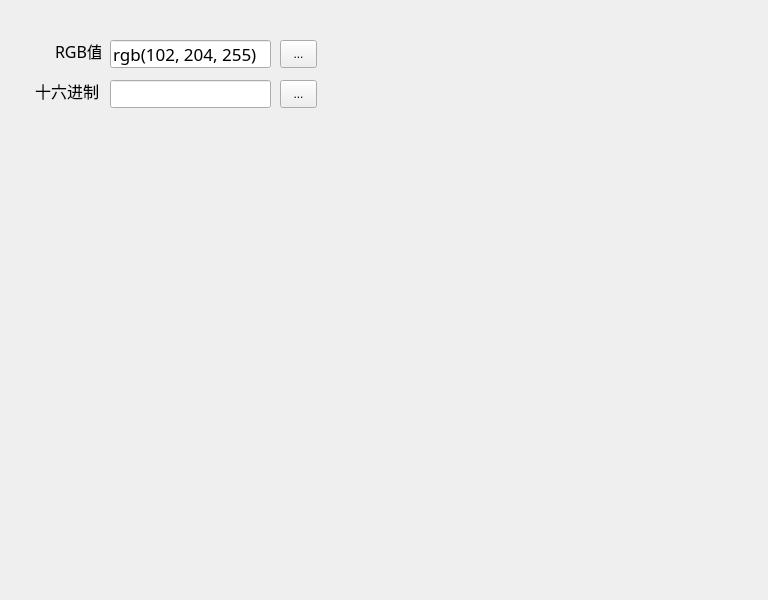
Old version of the form src/color/colorconvert.ui in the repository handy-sun/qitools.
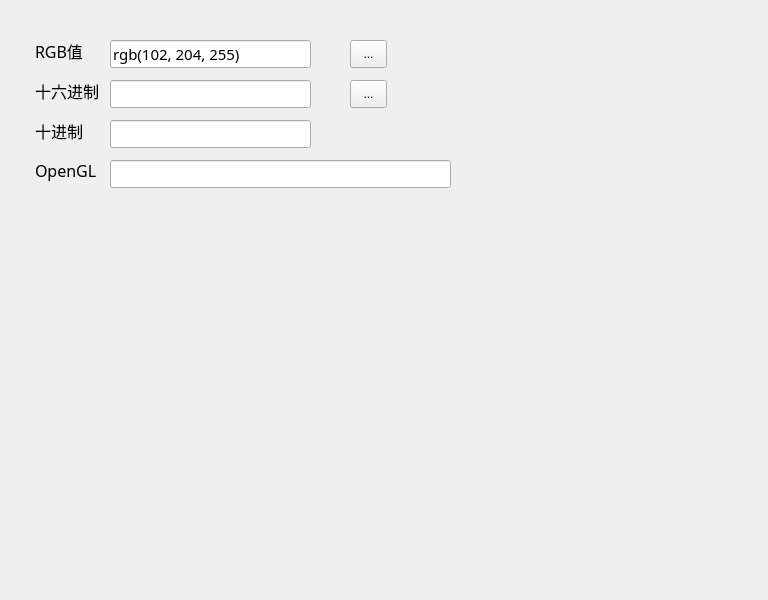
New version of the form.

Commit message: add dec, glcolor

The edit to the form file:
```diff
--- a/src/color/colorconvert.ui
+++ b/src/color/colorconvert.ui
@@ -18,14 +18,14 @@
     <rect>
      <x>110</x>
      <y>40</y>
-     <width>161</width>
+     <width>201</width>
      <height>28</height>
     </rect>
    </property>
    <property name="font">
     <font>
-     <family>微软雅黑</family>
-     <pointsize>13</pointsize>
+     <family>Microsoft YaHei</family>
+     <pointsize>11</pointsize>
     </font>
    </property>
    <property name="text">
@@ -35,7 +35,7 @@
   <widget class="QToolButton" name="toolButtonRgbValue">
    <property name="geometry">
     <rect>
-     <x>280</x>
+     <x>350</x>
      <y>40</y>
      <width>37</width>
      <height>28</height>
@@ -48,9 +48,9 @@
   <widget class="QLabel" name="label">
    <property name="geometry">
     <rect>
-     <x>50</x>
+     <x>30</x>
      <y>40</y>
-     <width>51</width>
+     <width>71</width>
      <height>21</height>
     </rect>
    </property>
@@ -94,21 +94,24 @@
     <rect>
      <x>110</x>
      <y>80</y>
-     <width>161</width>
+     <width>201</width>
      <height>28</height>
     </rect>
    </property>
    <property name="font">
     <font>
-     <family>微软雅黑</family>
+     <family>Microsoft YaHei</family>
      <pointsize>13</pointsize>
     </font>
    </property>
+   <property name="clearButtonEnabled">
+    <bool>false</bool>
+   </property>
   </widget>
   <widget class="QToolButton" name="toolButtonRgbHex">
    <property name="geometry">
     <rect>
-     <x>280</x>
+     <x>350</x>
      <y>80</y>
      <width>37</width>
      <height>28</height>
@@ -118,6 +121,85 @@
     <string>...</string>
    </property>
   </widget>
+  <widget class="QLineEdit" name="lineEditRgbGL">
+   <property name="geometry">
+    <rect>
+     <x>110</x>
+     <y>160</y>
+     <width>341</width>
+     <height>28</height>
+    </rect>
+   </property>
+   <property name="font">
+    <font>
+     <family>Microsoft YaHei</family>
+     <pointsize>11</pointsize>
+    </font>
+   </property>
+  </widget>
+  <widget class="QLabel" name="label_3">
+   <property name="geometry">
+    <rect>
+     <x>30</x>
+     <y>160</y>
+     <width>71</width>
+     <height>21</height>
+    </rect>
+   </property>
+   <property name="font">
+    <font>
+     <family>微软雅黑</family>
+     <pointsize>12</pointsize>
+    </font>
+   </property>
+   <property name="text">
+    <string>OpenGL</string>
+   </property>
+   <property name="indent">
+    <number>5</number>
+   </property>
+  </widget>
+  <widget class="QLabel" name="label_4">
+   <property name="geometry">
+    <rect>
+     <x>30</x>
+     <y>120</y>
+     <width>71</width>
+     <height>21</height>
+    </rect>
+   </property>
+   <property name="font">
+    <font>
+     <family>微软雅黑</family>
+     <pointsize>12</pointsize>
+    </font>
+   </property>
+   <property name="text">
+    <string>十进制</string>
+   </property>
+   <property name="indent">
+    <number>5</number>
+   </property>
+  </widget>
+  <widget class="QLineEdit" name="lineEditRgbDec">
+   <property name="geometry">
+    <rect>
+     <x>110</x>
+     <y>120</y>
+     <width>201</width>
+     <height>28</height>
+    </rect>
+   </property>
+   <property name="font">
+    <font>
+     <family>Microsoft YaHei</family>
+     <pointsize>12</pointsize>
+    </font>
+   </property>
+   <property name="clearButtonEnabled">
+    <bool>false</bool>
+   </property>
+  </widget>
  </widget>
  <resources/>
  <connections/>
```
The commit also changes 2 other files.
